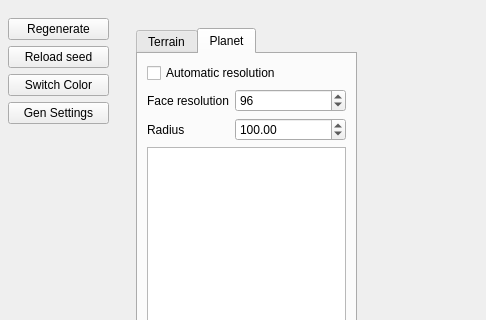
First picture: the form in src/apps/ui/terrain_controls_widget.ui, repository b3h4re/world-gen, before the edit; both pictures show x 0 to 486 and y 0 to 320 of the 919 by 625 pixel window.
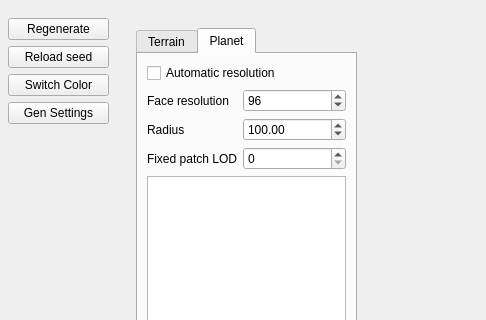
Second picture: the form after the edit. The open tabs and pages were chosen to show the change.

Commit message: building fixed patch meshes from existing source

Patch:
```diff
--- a/src/apps/ui/terrain_controls_widget.ui
+++ b/src/apps/ui/terrain_controls_widget.ui
@@ -216,6 +216,26 @@
                </property>
               </widget>
              </item>
+             <item row="2" column="0">
+              <widget class="QLabel" name="fixedPlanetPatchLevelLabel">
+               <property name="text">
+                <string>Fixed patch LOD</string>
+               </property>
+              </widget>
+             </item>
+             <item row="2" column="1">
+              <widget class="QSpinBox" name="fixedPlanetPatchLevelSpinBox">
+               <property name="minimum">
+                <number>0</number>
+               </property>
+               <property name="maximum">
+                <number>3</number>
+               </property>
+               <property name="value">
+                <number>0</number>
+               </property>
+              </widget>
+             </item>
             </layout>
            </item>
            <item>
```
The commit also changes 10 other files.
